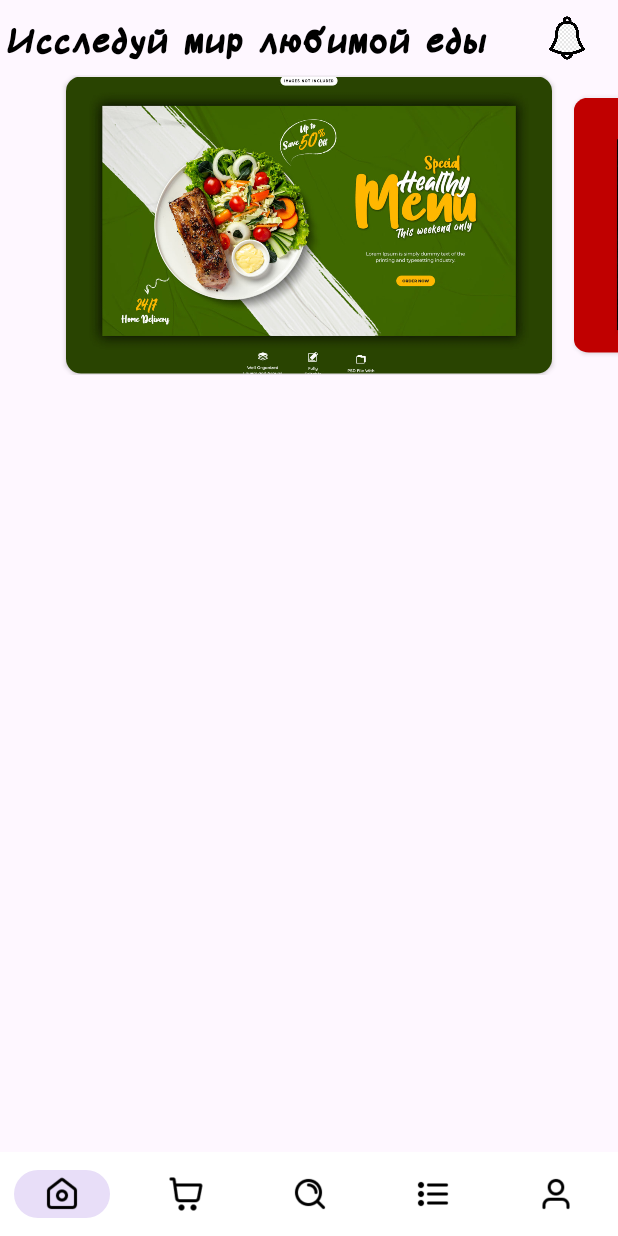
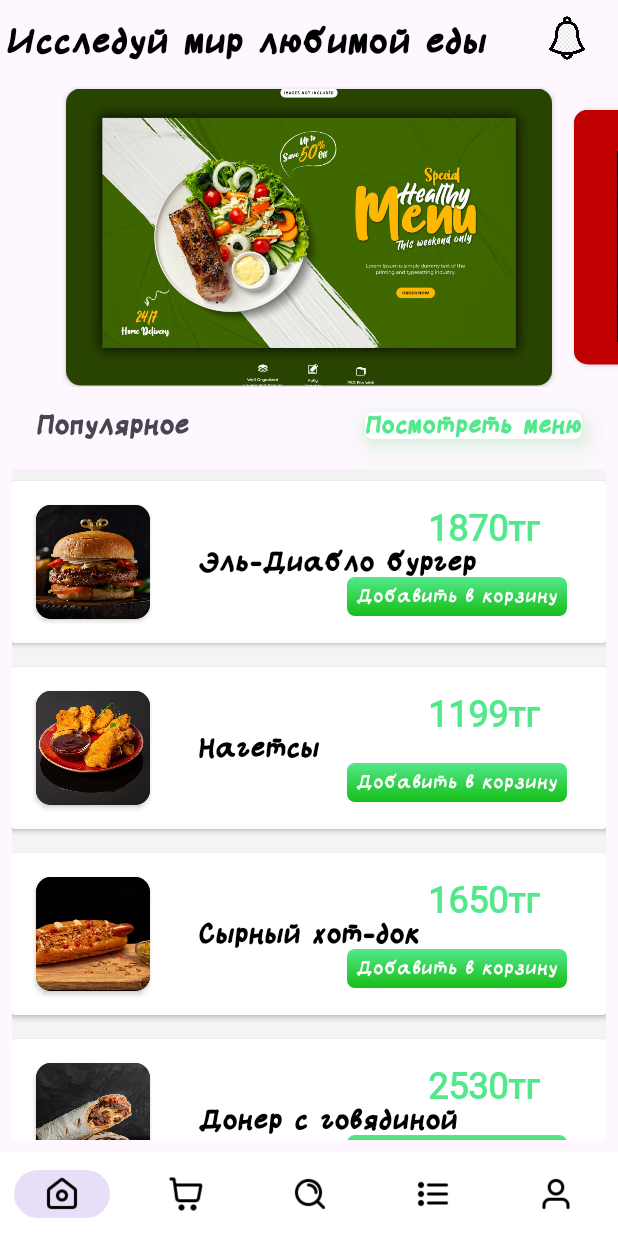
Before and after one commit to ssLukass/BeanQuest, an Android app: the screen it shows after launch (MainActivity), after a tap on "Войти", on a phone screen of 412 x 824 dp. Run offline under Robolectric (Android 15) with nearby library versions, the phone set to English and light mode, and no system bars; our stand-ins replace navigation-ui.

Commit message:
HomeFragment

```diff
--- a/app/src/main/AndroidManifest.xml
+++ b/app/src/main/AndroidManifest.xml
@@ -26,7 +26,6 @@
             android:exported="false" />
         <activity
             android:name=".Activity.SplashActivity"
-            android:theme="@style/SplashTheme"
             android:exported="true">
             <intent-filter>
                 <action android:name="android.intent.action.MAIN" />
--- a/app/src/main/java/com/example/beanquest/Activity/SplashActivity.kt
+++ b/app/src/main/java/com/example/beanquest/Activity/SplashActivity.kt
@@ -14,29 +14,22 @@ import com.google.android.material.bottomnavigation.BottomNavigationView
 class SplashActivity : AppCompatActivity() {
 
     private lateinit var videoView: VideoView
-    private lateinit var bottomNavigationView: BottomNavigationView
+
 
     override fun onCreate(savedInstanceState: Bundle?) {
         super.onCreate(savedInstanceState)
         setContentView(R.layout.activity_splash)
 
         videoView = findViewById(R.id.videoView)
-        val videoUri = Uri.parse("android.resource://" + packageName + "/" + R.raw.splash)
+        val videoUri = Uri.parse("android.resource://" + packageName + "/" + R.raw.beann)
         videoView.setVideoURI(videoUri)
-
-        // Устанавливаем фоновый цвет для виджета RelativeLayout
-        window.decorView.setBackgroundColor(resources.getColor(android.R.color.transparent))
 
 
 
-        // Скрываем BottomNavigationView
-        bottomNavigationView.visibility = View.GONE
-
-        // Настраиваем VideoView
-        videoView.setZOrderOnTop(true) // Убедитесь, что VideoView отображается правильно
+        videoView.setZOrderOnTop(true)
         videoView.setOnPreparedListener { mediaPlayer ->
-            mediaPlayer.isLooping = false // Включить зацикливание, если нужно
-            videoView.start() // Запускаем видео
+            mediaPlayer.isLooping = false //
+            videoView.start()
         }
 
         // Устанавливаем таймер на 6 секунд для перехода к следующему экрану
--- /dev/null
+++ b/app/src/main/java/com/example/beanquest/Adapters/PopularAdapter.kt
@@ -0,0 +1,44 @@
+package com.example.beanquest.Adapters
+
+import android.content.Context
+import android.view.LayoutInflater
+import android.view.ViewGroup
+import androidx.recyclerview.widget.RecyclerView
+import com.example.beanquest.Models.PopularModel
+import com.example.beanquest.databinding.HomeFoodItemBinding
+
+class PopularAdapter(
+    val context: Context,
+    val list : ArrayList<PopularModel>
+) : RecyclerView.Adapter<PopularAdapter.PopularViewHolder>() {
+
+    override fun onCreateViewHolder(
+        parent: ViewGroup,
+        viewType: Int
+    ): PopularAdapter.PopularViewHolder {
+        val binding = HomeFoodItemBinding.inflate(LayoutInflater.from(context),parent, false)
+        return PopularViewHolder(binding)
+    }
+
+    override fun onBindViewHolder(holder: PopularAdapter.PopularViewHolder, position: Int) {
+
+        val listModel =list[position]
+        listModel.getFoodImage()?.let { holder.foodImage.setImageResource(it) }
+        holder.foodName.text = listModel.getFoodName()
+        holder.foodPrice.text = listModel.getFoodPrice()
+
+
+    }
+
+    override fun getItemCount(): Int {
+       return list.size
+    }
+
+    class PopularViewHolder(binding : HomeFoodItemBinding) : RecyclerView.ViewHolder(binding.root) {
+
+        val foodImage = binding.homeFoodImage
+        val foodName = binding.homeFoodName
+        val foodPrice = binding.homeFoodPrice
+    }
+
+}
--- a/app/src/main/java/com/example/beanquest/Fragments/HomeFragment.kt
+++ b/app/src/main/java/com/example/beanquest/Fragments/HomeFragment.kt
@@ -7,11 +7,14 @@ import androidx.fragment.app.Fragment
 import android.view.LayoutInflater
 import android.view.View
 import android.view.ViewGroup
+import androidx.recyclerview.widget.LinearLayoutManager
 import androidx.recyclerview.widget.RecyclerView
 import androidx.viewpager2.widget.CompositePageTransformer
 import androidx.viewpager2.widget.MarginPageTransformer
 import androidx.viewpager2.widget.ViewPager2
+import com.example.beanquest.Adapters.PopularAdapter
 import com.example.beanquest.Adapters.imageSliderAdapter
+import com.example.beanquest.Models.PopularModel
 import com.example.beanquest.R
 
 class HomeFragment : Fragment() {
@@ -20,6 +23,10 @@ class HomeFragment : Fragment() {
     private lateinit var viewPager2: ViewPager2
     private lateinit var imageList: ArrayList<Int>
     private lateinit var handler: Handler
+
+    private lateinit var popularAdapter: PopularAdapter
+    private lateinit var listPopular: ArrayList<PopularModel>
+    private lateinit var homeRV: RecyclerView
 
     override fun onCreate(savedInstanceState: Bundle?) {
         super.onCreate(savedInstanceState)
@@ -30,9 +37,27 @@ class HomeFragment : Fragment() {
         inflater: LayoutInflater, container: ViewGroup?,
         savedInstanceState: Bundle?
     ): View? {
-        // Inflate the layout for this fragment
         val view = inflater.inflate(R.layout.fragment_home, container, false)
         viewPager2 = view.findViewById(R.id.imageSlider)
+
+
+        homeRV = view.findViewById(R.id.home_RV)
+        listPopular= ArrayList()
+        listPopular.add(PopularModel(R.drawable.el_diablo_burger, "Эль-Диабло бургер", "1870тг"))
+        listPopular.add(PopularModel(R.drawable.nuggets_snacks, "Нагетсы", "1199тг"))
+        listPopular.add(PopularModel(R.drawable.cheesy_hot_dog,"Сырный хот-док", "1650тг"))
+        listPopular.add(PopularModel(R.drawable.beef_doner,"Донер с говядиной", "2530тг"))
+        listPopular.add(PopularModel(R.drawable.mushroom_pizza, "Пицца с грибами", "4400тг" ))
+
+
+
+        popularAdapter = PopularAdapter(requireContext(),listPopular)
+
+        homeRV.layoutManager = LinearLayoutManager(requireContext())
+        homeRV.adapter = popularAdapter
+
+
+
         return view
     }
 
@@ -91,7 +116,6 @@ class HomeFragment : Fragment() {
         imageList.add(R.drawable.banner_7)
         imageList.add(R.drawable.banner_8)
         imageList.add(R.drawable.banner_9)
-        imageList.add(R.drawable.banner_10)
         imageList.add(R.drawable.banner_11)
 
         viewPager2.adapter = adapter
@@ -101,5 +125,7 @@ class HomeFragment : Fragment() {
         viewPager2.getChildAt(0).overScrollMode = RecyclerView.OVER_SCROLL_NEVER
 
 
+
+
     }
 }
--- /dev/null
+++ b/app/src/main/java/com/example/beanquest/Models/PopularModel.kt
@@ -0,0 +1,36 @@
+package com.example.beanquest.Models
+
+class PopularModel{
+
+    private var foodImage : Int? = null
+    private var foodName : String = ""
+    private var foodPrice : String =""
+
+    constructor()
+    constructor(foodImage: Int?, foodName: String, foodPrice: String) {
+        this.foodImage = foodImage
+        this.foodName = foodName
+        this.foodPrice = foodPrice
+    }
+
+    fun getFoodImage():Int? {
+        return foodImage
+    }
+    fun getFoodName():String{
+        return foodName
+    }
+    fun getFoodPrice():String{
+        return foodPrice
+    }
+
+    fun setFoodImage(foodImage: Int?){
+        this.foodImage = foodImage
+    }
+    fun setFoodName(foodName: String){
+        this.foodName = foodName
+    }
+    fun setFoodPrice(foodPrice: String){
+        this.foodPrice = foodPrice
+    }
+
+}
--- /dev/null
+++ b/app/src/main/res/drawable/text_view_bg.xml
@@ -0,0 +1,6 @@
+<?xml version="1.0" encoding="utf-8"?>
+<shape xmlns:android="http://schemas.android.com/apk/res/android">
+
+    <solid android:color="#FFFFFF"/>
+    <corners android:radius="5dp"/>
+</shape>
--- /dev/null
+++ b/app/src/main/res/drawable/text_view_green_bg.xml
@@ -0,0 +1,7 @@
+<?xml version="1.0" encoding="utf-8"?>
+<shape xmlns:android="http://schemas.android.com/apk/res/android">
+    <corners android:radius="5dp"/>
+    <gradient android:angle="-90"
+        android:startColor="@color/startGreenColor"
+        android:endColor="@color/endGreenColor"/>
+</shape>
--- a/app/src/main/res/layout/activity_splash.xml
+++ b/app/src/main/res/layout/activity_splash.xml
@@ -6,6 +6,11 @@
     <VideoView
         android:id="@+id/videoView"
         android:layout_width="match_parent"
+        android:layout_alignParentTop="true"
+        android:layout_alignParentBottom="true"
+        android:layout_alignParentStart="true"
+        android:layout_alignParentEnd="true"
         android:layout_height="match_parent" />
 
+
 </RelativeLayout>
--- a/app/src/main/res/layout/fragment_home.xml
+++ b/app/src/main/res/layout/fragment_home.xml
@@ -4,6 +4,10 @@
     xmlns:tools="http://schemas.android.com/tools"
     android:layout_width="match_parent"
     android:layout_height="match_parent"
+    android:layout_marginTop="8dp"
+    android:layout_marginBottom="8dp"
+    android:elevation="0dp"
+    app:cardElevation = "0dp"
     tools:context=".Fragments.HomeFragment">
 
 
@@ -17,5 +21,53 @@
         app:layout_constraintStart_toStartOf="parent"
         app:layout_constraintTop_toTopOf="parent" />
 
+    <TextView
+        android:id="@+id/textView2"
+        android:layout_width="wrap_content"
+        android:layout_height="wrap_content"
+        android:layout_marginStart="24dp"
+        android:layout_marginTop="16dp"
+        android:text="@string/popular"
+        android:textSize="17sp"
+        android:textStyle="bold"
+        android:fontFamily="@font/rutype"
+        app:layout_constraintStart_toStartOf="parent"
+        app:layout_constraintTop_toBottomOf="@+id/imageSlider" />
+
+    <TextView
+        android:id="@+id/go_menu"
+        android:layout_width="wrap_content"
+        android:layout_height="wrap_content"
+        android:layout_marginEnd="24dp"
+        android:elevation="10dp"
+        android:shadowColor="@color/endGreenColor"
+        android:outlineAmbientShadowColor="@color/endGreenColor"
+        android:outlineSpotShadowColor="@color/endGreenColor"
+        android:text="@string/view_menu"
+        android:textSize="15sp"
+        android:textColor="@color/startGreenColor"
+        android:textStyle="bold"
+        android:fontFamily="@font/rutype"
+        android:background="@drawable/text_view_bg"
+        app:layout_constraintBottom_toBottomOf="@+id/textView2"
+        app:layout_constraintEnd_toEndOf="parent"
+        app:layout_constraintTop_toTopOf="@+id/textView2" />
+
+    <androidx.recyclerview.widget.RecyclerView
+        android:id="@+id/home_RV"
+        android:layout_width="match_parent"
+        android:layout_height="0dp"
+        android:layout_marginStart="8dp"
+        android:layout_marginTop="20dp"
+        android:layout_marginEnd="8dp"
+        android:background="@color/recyclerViewColor"
+        app:layout_constraintBottom_toBottomOf="parent"
+        app:layout_constraintEnd_toEndOf="parent"
+        app:layout_constraintHorizontal_bias="1.0"
+        app:layout_constraintStart_toStartOf="parent"
+        app:layout_constraintTop_toBottomOf="@+id/go_menu"
+        app:layout_constraintVertical_bias="1.0"
+         />
+
 
 </androidx.constraintlayout.widget.ConstraintLayout>
--- /dev/null
+++ b/app/src/main/res/layout/home_food_item.xml
@@ -0,0 +1,79 @@
+<?xml version="1.0" encoding="utf-8"?>
+<androidx.cardview.widget.CardView xmlns:android="http://schemas.android.com/apk/res/android"
+    android:layout_width="match_parent"
+    android:layout_height="wrap_content"
+    android:layout_marginTop="8dp"
+    android:layout_marginBottom="8dp"
+    xmlns:app="http://schemas.android.com/apk/res-auto">
+
+    <androidx.constraintlayout.widget.ConstraintLayout
+        android:layout_width="match_parent"
+        android:layout_height="wrap_content">
+
+        <androidx.cardview.widget.CardView
+            android:id="@+id/cardView"
+            android:layout_width="wrap_content"
+            android:layout_height="wrap_content"
+            android:layout_margin="16dp"
+            app:cardCornerRadius="10dp"
+            app:layout_constraintBottom_toBottomOf="parent"
+            app:layout_constraintStart_toStartOf="parent"
+            app:layout_constraintTop_toTopOf="parent">
+
+            <ImageView
+                android:id="@+id/home_food_image"
+                android:layout_width="76dp"
+                android:layout_height="76dp"
+                android:background="@drawable/beef_doner"
+                android:scaleType="centerCrop" />
+
+
+        </androidx.cardview.widget.CardView>
+
+        <TextView
+            android:id="@+id/home_food_name"
+            android:layout_width="wrap_content"
+            android:layout_height="wrap_content"
+            android:layout_marginStart="32dp"
+            android:fontFamily="@font/rutype"
+            android:text="FoodName"
+            android:textColor="@color/black"
+            android:textSize="17sp"
+            android:textStyle="bold"
+            app:layout_constraintBottom_toBottomOf="@+id/cardView"
+            app:layout_constraintStart_toEndOf="@+id/cardView"
+            app:layout_constraintTop_toTopOf="@id/cardView" />
+
+        <TextView
+            android:id="@+id/home_food_price"
+            android:layout_width="wrap_content"
+            android:layout_height="wrap_content"
+            android:layout_marginEnd="44dp"
+            android:text="7$"
+            android:textStyle="bold"
+            android:textSize="24sp"
+            android:fontFamily="@font/yeonsung"
+            android:textColor="@color/startGreenColor"
+            app:layout_constraintBottom_toTopOf="@id/home_food_name"
+            app:layout_constraintEnd_toEndOf="parent"
+            app:layout_constraintTop_toTopOf="@id/cardView" />
+
+        <TextView
+            android:id="@+id/home_food_btn"
+            android:layout_width="wrap_content"
+            android:layout_height="wrap_content"
+            android:background="@drawable/text_view_green_bg"
+            android:fontFamily="@font/rutype"
+            android:text="Добавить в корзину"
+            android:textColor="@color/white"
+            android:textSize="12sp"
+            android:padding="6dp"
+            app:layout_constraintBottom_toBottomOf="@id/cardView"
+            app:layout_constraintEnd_toEndOf="@id/home_food_price"
+            app:layout_constraintHorizontal_bias="0.756"
+            app:layout_constraintStart_toStartOf="@id/home_food_price"
+            app:layout_constraintTop_toBottomOf="@id/home_food_name"
+            app:layout_constraintVertical_bias="0.0" />
+
+    </androidx.constraintlayout.widget.ConstraintLayout>
+</androidx.cardview.widget.CardView>
--- a/app/src/main/res/values/colors.xml
+++ b/app/src/main/res/values/colors.xml
@@ -4,4 +4,5 @@
     <color name="white">#FFFFFFFF</color>
     <color name="startGreenColor">#53E88B</color>
     <color name="endGreenColor">#15BE17</color>
+    <color name="recyclerViewColor">#f4f4f4</color>
 </resources>
--- a/app/src/main/res/values/strings.xml
+++ b/app/src/main/res/values/strings.xml
@@ -42,6 +42,10 @@
     <string name="explore">Исследуй мир любимой еды</string>
     <!--Botton Navigation View-->
     <string name="main">Главная</string>
-    <!-- TODO: Remove or change this placeholder text -->
     <string name="hello_blank_fragment">Hello blank fragment</string>
+
+
+    <!--fragment_home-->
+    <string name="popular">Популярное</string>
+    <string name="view_menu">Посмотреть меню</string>
 </resources>
```
Also changed, not shown: app/src/main/res/drawable/banner_10.jpg (deleted), 1 other file.
